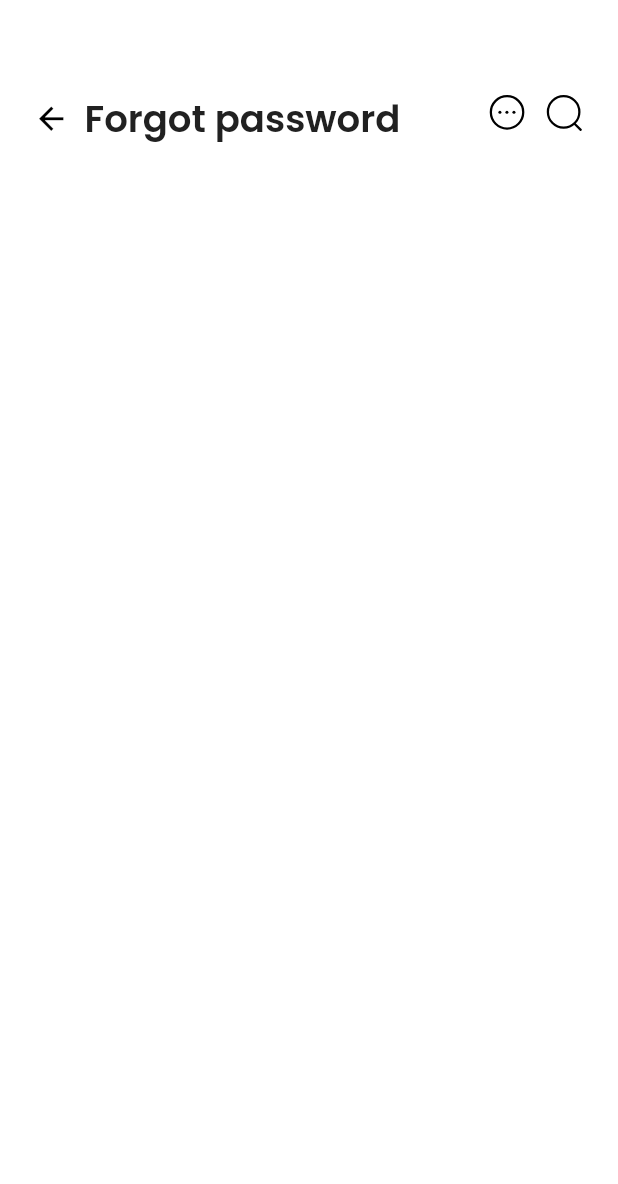
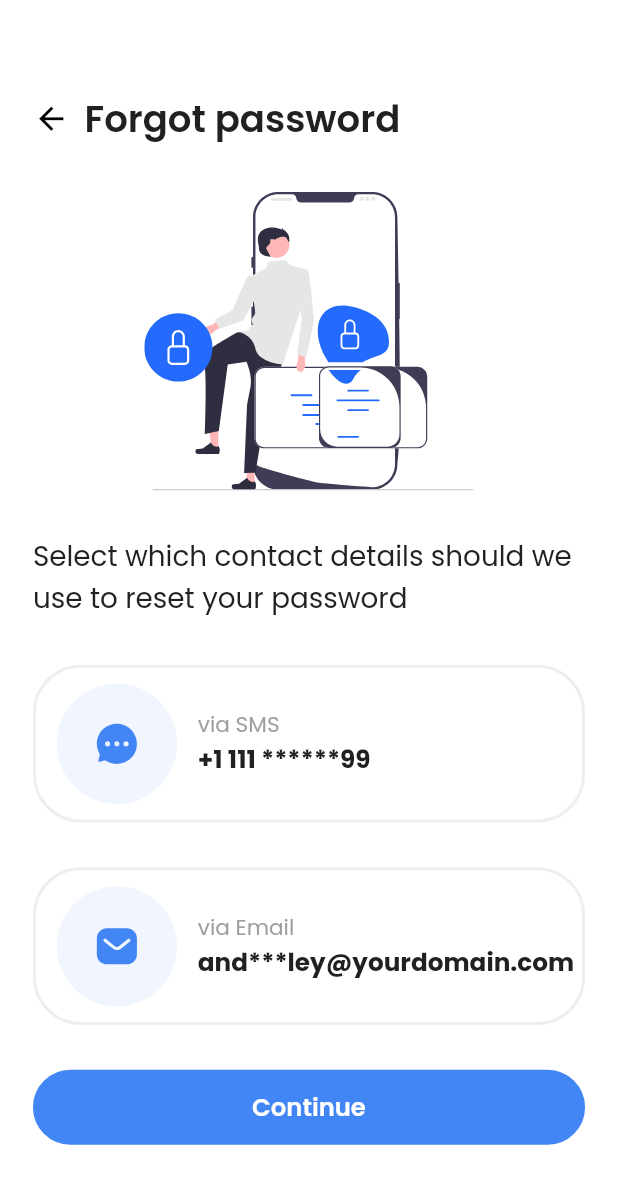
Before and after one commit to mia140602/medical_app, a Flutter app: the ForgotPassword screen opened directly, on a phone screen of 412 x 824 dp. Shown: the top 1184 px of the screen. Run offline on Flutter 3.47's test engine with Material 2 defaults, Android fonts, the phone set to English and light mode, and no system bars; our stand-ins replace flutter_bloc, flutter_screenutil, flutter_spinkit, flutter_svg, google_fonts.

Commit message:
create choose btn

```diff
--- a/lib/cubits/auth_navigator.dart
+++ b/lib/cubits/auth_navigator.dart
@@ -1,7 +1,7 @@
 import 'package:flutter/material.dart';
 import 'package:flutter_bloc/flutter_bloc.dart';
 import 'package:medical_app/cubits/auth_cubit.dart';
-import 'package:medical_app/view/ui/auth/confirmation/confirmation.dart';
+import 'package:medical_app/view/ui/auth/otp_code/confirmation.dart';
 import 'package:medical_app/view/ui/auth/let_you_in.dart';
 import 'package:medical_app/view/ui/auth/signup/signUp.dart';
 
--- /dev/null
+++ b/lib/view/common/choose_btn.dart
@@ -0,0 +1,107 @@
+import 'package:flutter/cupertino.dart';
+import 'package:flutter/material.dart';
+import 'package:flutter/src/widgets/container.dart';
+import 'package:flutter/src/widgets/framework.dart';
+import 'package:flutter_screenutil/flutter_screenutil.dart';
+import 'package:flutter_svg/svg.dart';
+import 'package:medical_app/constains/app_constain.dart';
+import 'package:medical_app/view/common/app_style.dart';
+import 'package:medical_app/view/common/reusable_text.dart';
+
+class ChooseBtn extends StatefulWidget {
+  final String imagePath;
+  final String text1;
+  final String text2;
+  final String? price;
+  final String? time;
+  final bool hasCheckbox;
+  const ChooseBtn({super.key,required this.imagePath, required this.text1, required this.text2, this.hasCheckbox = false, this.price, this.time});
+
+  @override
+  State<ChooseBtn> createState() => _ChooseBtnState();
+}
+
+class _ChooseBtnState extends State<ChooseBtn> {
+ bool isPressed = false;
+  bool isChecked = false;
+  int tapCount = 0;
+  @override
+  Widget build(BuildContext context) {
+    Color borderColor = isPressed ? AppColor.mainColor : AppColor.kTextField;
+    if (widget.hasCheckbox && isChecked) {
+      borderColor = AppColor.mainColor;
+    }
+
+    return GestureDetector(
+     onTap: () {
+      if (widget.hasCheckbox){
+        setState(() {
+          isChecked=!isChecked;
+        });
+      }
+        setState(() {
+          isPressed = !isPressed;
+        });
+      },
+
+      child: Container(
+        decoration: BoxDecoration(
+          borderRadius: BorderRadius.circular(32),
+          border: Border.all(
+            color: borderColor,
+            width: 2.0,
+          ),
+        ),
+        padding: EdgeInsets.all(10),
+        child: Row(
+          mainAxisAlignment: MainAxisAlignment.start,
+          children: [
+            SvgPicture.asset(
+              widget.imagePath,
+              width: 80.w,
+              height: 80.h,
+              color: AppColor.mainColor,
+            ),
+            SizedBox(width: 10),
+            Column(
+              crossAxisAlignment: CrossAxisAlignment.start,
+              children: [
+                Text(widget.text1, style: appstyle(14.sp, AppColor.secondColor, FontWeight.normal),),
+                Text(widget.text2,style: appstyle(16.sp, AppColor.textColor1, FontWeight.bold),),
+              ],
+            ),
+
+            if (widget.hasCheckbox)
+             Row(
+              children: [
+                SizedBox(width: 20),
+                Column(
+                  crossAxisAlignment: CrossAxisAlignment.end,
+                  children: [
+                    Text( widget.price??'', style: appstyle(18.sp, AppColor.mainColor, FontWeight.bold),),
+                    Text(widget.time??"",style: appstyle(10.sp, AppColor.secondColor, FontWeight.normal),)
+                  ],
+                ),
+                SizedBox(width: 10),
+                 Checkbox(
+                activeColor: AppColor.mainColor,
+                value: isChecked,
+                onChanged: (value) {
+                  setState(() {
+                    isChecked = value ?? false;
+                  });
+                },
+                 shape: RoundedRectangleBorder(
+                 borderRadius: BorderRadius.circular(10.0),
+
+                ),
+                side: BorderSide(color: AppColor.mainColor,width: 3),
+              ),
+              ],
+             )
+          ],
+        ),
+      ),
+    );
+  }
+}
--- a/lib/view/common/custom_textfield.dart
+++ b/lib/view/common/custom_textfield.dart
@@ -61,9 +61,10 @@ class CustomTextField extends StatelessWidget {
         ),
         controller: controller,
         cursorHeight: 25,
-        style: appstyle(14, Colors.black.withOpacity(0.6), FontWeight.w500),
+        style: appstyle(14, Colors.black, FontWeight.w500),
         validator: validator,
         onChanged: onChange,
+
     )
     );
   }
--- a/lib/view/ui/auth/forgot_password.dart/forgot_password.dart
+++ b/lib/view/ui/auth/forgot_password.dart/forgot_password.dart
@@ -2,6 +2,11 @@ import 'package:flutter/material.dart';
 import 'package:flutter/src/widgets/container.dart';
 import 'package:flutter/src/widgets/framework.dart';
 import 'package:flutter_screenutil/flutter_screenutil.dart';
+import 'package:flutter_svg/svg.dart';
+import 'package:medical_app/constains/app_constain.dart';
+import 'package:medical_app/view/common/app_style.dart';
+import 'package:medical_app/view/common/choose_btn.dart';
+import 'package:medical_app/view/common/custom_btn.dart';
 import 'package:medical_app/view/common/custom_textfield.dart';
 import 'package:medical_app/view/common/title_section.dart';
 
@@ -13,17 +18,28 @@ class ForgotPassword extends StatefulWidget {
 }
 
 class _ForgotPasswordState extends State<ForgotPassword> {
-  final TextEditingController name= TextEditingController();
+  final String Frame= 'assets/icons/FrameForgotPassword.svg';
+
   @override
   Widget build(BuildContext context) {
     return Scaffold(
       backgroundColor: Colors.white,
       body: Container(
-        margin: EdgeInsets.only(top: 60.h, left: 20.w, right: 20.w, bottom: 30.h),
+        margin: EdgeInsets.only(top: 60.h, left: 20.w, right: 20.w, bottom: 60.h),
         child: Column(
+          mainAxisAlignment: MainAxisAlignment.spaceBetween,
           children: [
-            TitleSection(text: "Forgot password",imagePaths: ["Search.svg","more.svg"],),
+            TitleSection(text: "Forgot password",),
+            SvgPicture.asset(Frame,width: 200.w,),
+            Text("Select which contact details should we use to reset your password",style: appstyle(18.sp, AppColor.textColor1, FontWeight.normal),),
+            ChooseBtn(imagePath: "assets/icons/mess.svg", text1: "via SMS", text2: "+1 111 ******99"),
+            ChooseBtn(imagePath: "assets/icons/email.svg", text1: "via Email", text2: "and***ley@yourdomain.com"),
+            // ChooseBtn(imagePath: "assets/icons/mess.svg", text1: "via SMS", text2: "+1 111 ******99", hasCheckbox: true,price: "\$20", time: "/30 minutes",),
+            CustomButton(text: "Continue", width: double.maxFinite, height: 50,
+                          outlineBtnColor: AppColor.mainColor, textColor: Colors.white,color: AppColor.mainColor,
+                          onTap: () {
 
+                          },)
           ],
         ),
       ),
--- a/lib/view/ui/auth/confirmation/confirmation_bloc.dart
+++ b/lib/view/ui/auth/otp_code/confirmation_bloc.dart
@@ -1,8 +1,8 @@
 import 'package:flutter_bloc/flutter_bloc.dart';
 import 'package:medical_app/cubits/auth_cubit.dart';
-import 'package:medical_app/view/ui/auth/confirmation/confirmation_event.dart';
+import 'package:medical_app/view/ui/auth/otp_code/confirmation_event.dart';
 import 'package:medical_app/services/auth_respository.dart';
-import 'package:medical_app/view/ui/auth/confirmation/confirmation_state.dart';
+import 'package:medical_app/view/ui/auth/otp_code/confirmation_state.dart';
 import 'package:medical_app/view/ui/auth/form_submission_status.dart';
 
 class ConfirmationBloc extends Bloc<ConfirmationEvent,ConfirmationState>{
```
Also changed, not shown: lib/main.dart (+5 -2 lines), lib/view/ui/auth/confirmation/confirmation.dart (deleted, +0 -72 lines), lib/view/ui/auth/forgot_password.dart/new_password.dart (added, +76 -0 lines), lib/view/ui/auth/otp_code/confirmation.dart (added, +70 -0 lines), assets/icons/FrameForgotPassword.svg (added), assets/icons/FrameNewPassword.svg (added), assets/icons/email.svg (added), assets/icons/mess.svg (added), lib/view/ui/auth/otp_code/confirmation_event.dart (renamed from lib/view/ui/auth/confirmation/confirmation_event.dart), lib/view/ui/auth/otp_code/confirmation_state.dart (renamed from lib/view/ui/auth/confirmation/confirmation_state.dart).
